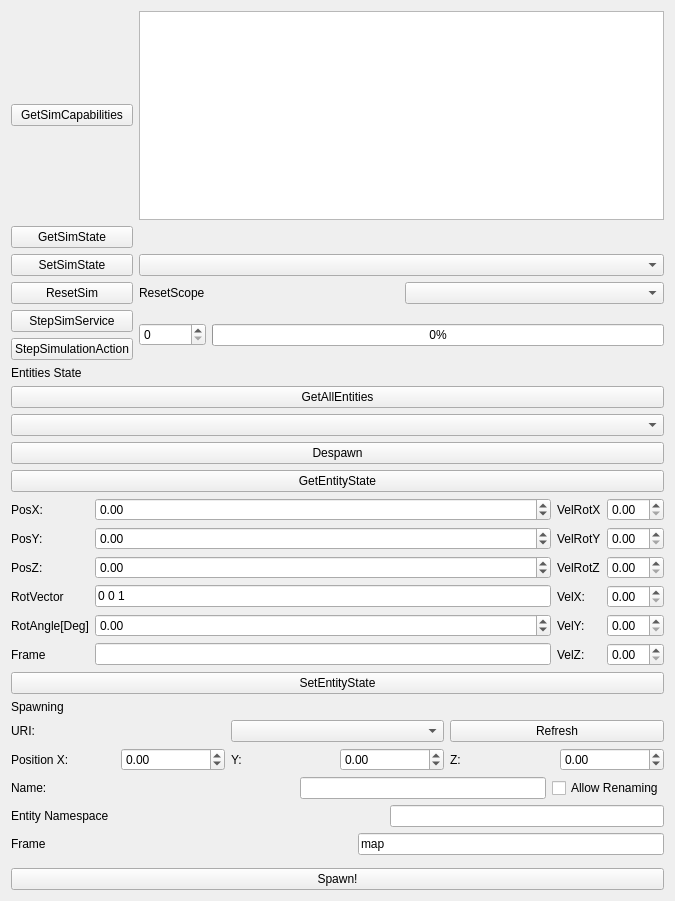
Above: src/sim_widget.ui from RobotecAI/q_simulation_interfaces before the change. Below: the same form after it.
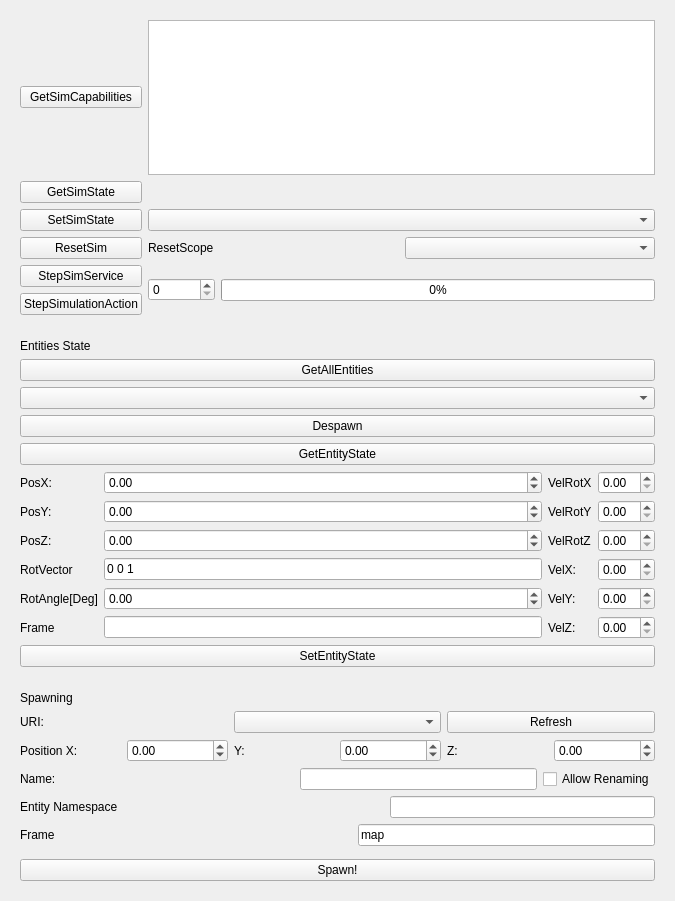
That is the form after the change.

Commit message: Morph into widgets

Diff of the .ui file:
```diff
--- a/src/sim_widget.ui
+++ b/src/sim_widget.ui
@@ -12,6 +12,7 @@
   </property>
   <layout class="QVBoxLayout" name="verticalLayout_4">
    <item>
+    <widget class="QWidget" name="simulation" native="true">
     <layout class="QGridLayout" name="gridLayout">
      <item row="1" column="2">
       <widget class="QListWidget" name="listCapabilities"/>
@@ -108,8 +109,10 @@
       </layout>
      </item>
     </layout>
+    </widget>
    </item>
    <item>
+    <widget class="QWidget" name="entities" native="true">
     <layout class="QVBoxLayout" name="verticalLayout">
      <item>
       <widget class="QLabel" name="label">
@@ -319,8 +322,10 @@
       </layout>
      </item>
     </layout>
+    </widget>
    </item>
    <item>
+    <widget class="QWidget" name="spawning" native="true">
     <layout class="QVBoxLayout" name="verticalLayout_2">
      <item>
       <widget class="QLabel" name="label_2">
@@ -518,6 +523,7 @@
       </widget>
      </item>
     </layout>
+    </widget>
    </item>
   </layout>
  </widget>
```
Lines whose indentation alone changed are shown as unchanged.
